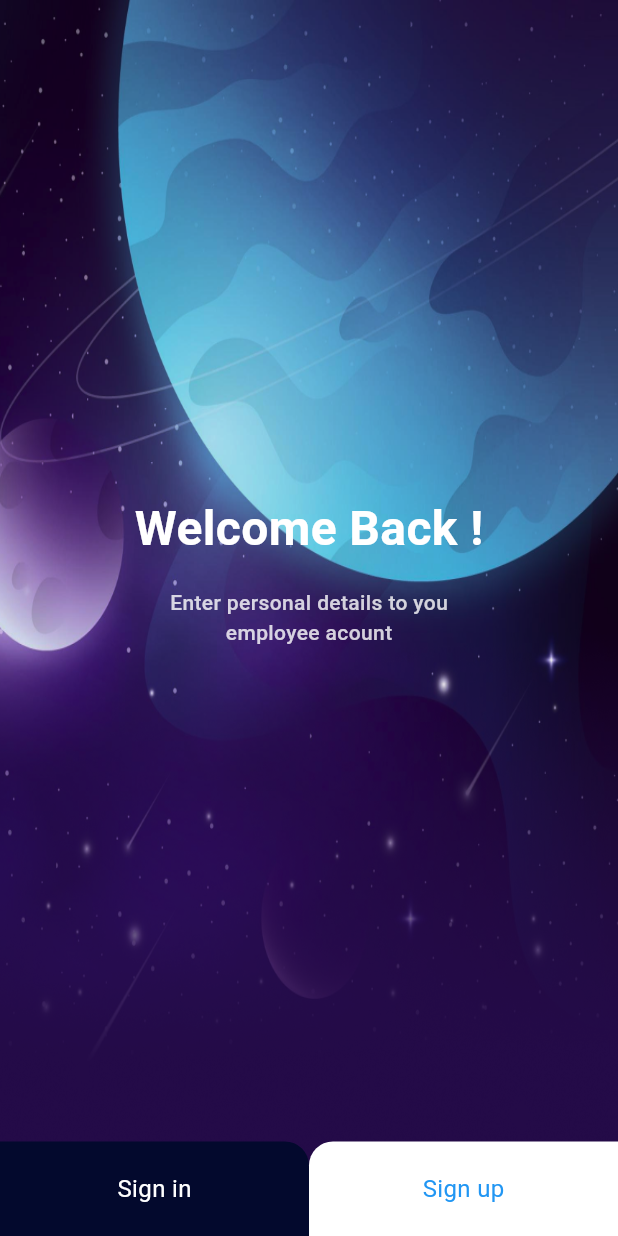
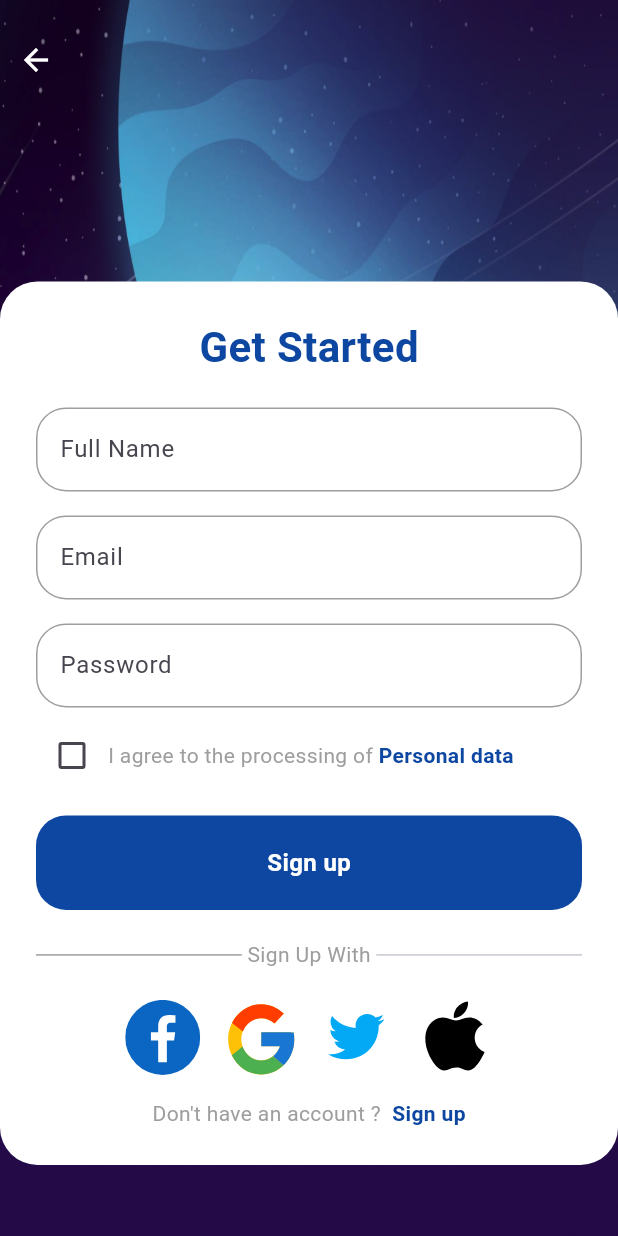
Before and after one commit to yousefsama/my_own_e_commerce_app, a Flutter app: the screen it shows after launch, after a tap on "Sign up", on a phone screen of 412 x 824 dp. Run offline on Flutter 3.47's test engine with Material 3 defaults, Android fonts, the phone set to English and light mode, and no system bars; our stand-ins replace flutter_svg, go_router.

Commit message:
signin and signup ui done

```diff
--- /dev/null
+++ b/lib/Features/Authentication/view/signup_view.dart
@@ -0,0 +1,13 @@
+import 'package:flutter/material.dart';
+import 'package:my_own_e_commerce_app/Features/Authentication/view/widgets/SignUp_View_Body.dart';
+
+class SignUpView extends StatelessWidget {
+  const SignUpView({super.key});
+
+  @override
+  Widget build(BuildContext context) {
+    return const Scaffold(
+      body: SignUpViewBody(),
+    );
+  }
+}
--- /dev/null
+++ b/lib/Features/Authentication/view/widgets/SignUp_View_Body.dart
@@ -0,0 +1,140 @@
+import 'package:flutter/material.dart';
+import 'package:go_router/go_router.dart';
+import 'package:my_own_e_commerce_app/Features/Authentication/view/widgets/custom_app_bar.dart';
+import 'package:my_own_e_commerce_app/Features/Authentication/view/widgets/custom_background_container.dart';
+import 'package:my_own_e_commerce_app/Features/Authentication/view/widgets/custom_divider.dart';
+import 'package:my_own_e_commerce_app/Features/Authentication/view/widgets/custom_textField.dart';
+import 'package:my_own_e_commerce_app/Features/Authentication/view/widgets/login_with_another_account.dart';
+import 'package:my_own_e_commerce_app/core/utils/assets/Go_Router.dart';
+import 'package:my_own_e_commerce_app/core/widgets/custom_buttom.dart';
+
+class SignUpViewBody extends StatefulWidget {
+  const SignUpViewBody({super.key});
+
+  @override
+  State<SignUpViewBody> createState() => _SignUpViewBodyState();
+}
+
+class _SignUpViewBodyState extends State<SignUpViewBody> {
+  bool isChecked = false;
+  @override
+  Widget build(BuildContext context) {
+    return CustomBackgroundContainer(
+        height: MediaQuery.sizeOf(context).height * 1,
+        child: SingleChildScrollView(
+          child: Column(
+            crossAxisAlignment: CrossAxisAlignment.start,
+            children: [
+              const CustomAppBar(),
+              SizedBox(
+                height: MediaQuery.sizeOf(context).height * 0.15,
+              ),
+              Container(
+                padding: const EdgeInsets.all(24),
+                width: double.infinity,
+                decoration: const BoxDecoration(
+                    color: Colors.white,
+                    borderRadius: BorderRadius.all(Radius.circular(25))),
+                child: Column(
+                  children: [
+                    Text(
+                      'Get Started',
+                      style: TextStyle(
+                        color: Colors.blue.shade900,
+                        fontWeight: FontWeight.bold,
+                        fontSize: 28,
+                      ),
+                    ),
+                    const SizedBox(
+                      height: 20,
+                    ),
+                    const CustomTextField(
+                      label: 'Full Name',
+                      hintText: 'Enter Your Full Name',
+                      isPassWord: false,
+                    ),
+                    const SizedBox(
+                      height: 16,
+                    ),
+                    const CustomTextField(
+                      label: 'Email',
+                      hintText: 'Enter Your Email',
+                      isPassWord: false,
+                    ),
+                    const SizedBox(
+                      height: 16,
+                    ),
+                    const CustomTextField(
+                      label: 'Password',
+                      hintText: 'Enter Your Password',
+                      isPassWord: true,
+                    ),
+                    const SizedBox(
+                      height: 8,
+                    ),
+                    Row(
+                      children: [
+                        Checkbox(
+                            activeColor: Colors.blue.shade900,
+                            value: isChecked,
+                            onChanged: (newBool) {
+                              setState(() {
+                                isChecked = newBool!;
+                              });
+                            }),
+                        const Text(
+                          'I agree to the processing of ',
+                          style: TextStyle(
+                            color: Colors.grey,
+                          ),
+                        ),
+                        Text(
+                          'Personal data',
+                          style: TextStyle(
+                            fontWeight: FontWeight.bold,
+                            color: Colors.blue.shade900,
+                          ),
+                        ),
+                      ],
+                    ),
+                    const SizedBox(
+                      height: 16,
+                    ),
+                    CustomButtom(
+                        title: 'Sign up',
+                        color: Colors.blue.shade900,
+                        borderRadius: BorderRadius.circular(20),
+                        textcolor: Colors.white,
+                        onTap: () {}),
+                    const CustomDivider(text: ' Sign Up With '),
+                    const LoginWithAnotherAccountListView(),
+                    const SizedBox(height: 16),
+                    Row(
+                      mainAxisAlignment: MainAxisAlignment.center,
+                      children: [
+                        const Text(
+                          "Don't have an account ?  ",
+                          style: TextStyle(color: Colors.grey),
+                        ),
+                        GestureDetector(
+                          onTap: () {
+                            Navigator.pop(context);
+                            GoRouter.of(context).push(AppRouter.signInView);
+                          },
+                          child: Text(
+                            "Sign up",
+                            style: TextStyle(
+                                color: Colors.blue.shade900,
+                                fontWeight: FontWeight.bold),
+                          ),
+                        ),
+                      ],
+                    ),
+                  ],
+                ),
+              ),
+            ],
+          ),
+        ));
+  }
+}
--- /dev/null
+++ b/lib/Features/Authentication/view/widgets/custom_app_bar.dart
@@ -0,0 +1,26 @@
+import 'package:flutter/material.dart';
+
+class CustomAppBar extends StatelessWidget {
+  const CustomAppBar({
+    super.key,
+  });
+
+  @override
+  Widget build(BuildContext context) {
+    return Column(
+      children: [
+        const SizedBox(
+          height: 16,
+        ),
+        IconButton(
+            onPressed: () {
+              Navigator.pop(context);
+            },
+            icon: const Icon(
+              Icons.arrow_back,
+              color: Colors.white,
+            )),
+      ],
+    );
+  }
+}
--- /dev/null
+++ b/lib/Features/Authentication/view/widgets/custom_background_container.dart
@@ -0,0 +1,23 @@
+import 'package:flutter/widgets.dart';
+import 'package:my_own_e_commerce_app/core/utils/assets/assetsImage.dart';
+
+class CustomBackgroundContainer extends StatelessWidget {
+  const CustomBackgroundContainer({
+    super.key,
+    required this.child,
+    this.height,
+  });
+  final Widget child;
+  final double? height;
+  @override
+  Widget build(BuildContext context) {
+    return Container(
+        height: height,
+        width: double.infinity,
+        decoration: const BoxDecoration(
+            image: DecorationImage(
+                fit: BoxFit.fill,
+                image: AssetImage(Assets.imagesBackgroundImage))),
+        child: child);
+  }
+}
--- /dev/null
+++ b/lib/Features/Authentication/view/widgets/custom_divider.dart
@@ -0,0 +1,26 @@
+import 'package:flutter/material.dart';
+
+class CustomDivider extends StatelessWidget {
+  const CustomDivider({
+    super.key,
+    required this.text,
+  });
+  final String text;
+
+  @override
+  Widget build(BuildContext context) {
+    return Row(
+      mainAxisAlignment: MainAxisAlignment.center,
+      children: [
+        const Expanded(child: Divider(height: 60, color: Colors.grey)),
+        Text(
+          text,
+          style: const TextStyle(color: Colors.grey),
+        ),
+        const Expanded(
+          child: Divider(),
+        ),
+      ],
+    );
+  }
+}
--- /dev/null
+++ b/lib/Features/Authentication/view/widgets/custom_textField.dart
@@ -0,0 +1,29 @@
+import 'package:flutter/material.dart';
+
+class CustomTextField extends StatelessWidget {
+  const CustomTextField(
+      {super.key,
+      required this.hintText,
+      required this.label,
+      required this.isPassWord});
+  final String hintText, label;
+  final bool isPassWord;
+  @override
+  Widget build(BuildContext context) {
+    return TextField(
+      obscureText: isPassWord,
+      decoration: InputDecoration(
+          hintText: hintText,
+          label: Text(label),
+          border: buildBorder(),
+          enabledBorder: buildBorder(),
+          focusedBorder: buildBorder()),
+    );
+  }
+
+  OutlineInputBorder buildBorder() {
+    return OutlineInputBorder(
+        borderRadius: BorderRadius.circular(20),
+        borderSide: const BorderSide(color: Colors.grey));
+  }
+}
--- a/lib/Features/Authentication/view/widgets/login_and_signup_buttom.dart
+++ b/lib/Features/Authentication/view/widgets/login_and_signup_buttom.dart
@@ -1,6 +1,5 @@
 import 'package:flutter/material.dart';
 import 'package:go_router/go_router.dart';
-import 'package:my_own_e_commerce_app/Features/Authentication/view/login_view.dart';
 import 'package:my_own_e_commerce_app/core/utils/assets/Go_Router.dart';
 import 'package:my_own_e_commerce_app/core/widgets/custom_buttom.dart';
 
@@ -17,20 +16,22 @@ class LoginAndSignupButtoms extends StatelessWidget {
           child: CustomButtom(
             onTap: () {
               GoRouter.of(context).push(
-                AppRouter.loginView,
+                AppRouter.signInView,
               );
             },
             textcolor: Colors.white,
             title: 'Sign in',
-            color: const Color.fromARGB(255, 3, 9, 45),
+            color: const Color.fromARGB(255, 3, 10, 45).withOpacity(0.5),
             borderRadius:
                 const BorderRadius.only(topRight: Radius.circular(16)),
           ),
         ),
         Expanded(
           child: CustomButtom(
-            onTap: () {},
-            textcolor: Colors.blue,
+            onTap: () {
+              GoRouter.of(context).push(AppRouter.signUpView);
+            },
+            textcolor: Colors.blue.shade900,
             title: 'Sign up',
             color: Colors.white,
             borderRadius: const BorderRadius.only(topLeft: Radius.circular(16)),
--- a/lib/Features/Authentication/view/widgets/login_screen_body.dart
+++ b/lib/Features/Authentication/view/widgets/login_screen_body.dart
@@ -1,20 +1,15 @@
 import 'package:flutter/material.dart';
+import 'package:my_own_e_commerce_app/Features/Authentication/view/widgets/custom_background_container.dart';
 import 'package:my_own_e_commerce_app/Features/Authentication/view/widgets/login_and_signup_buttom.dart';
 import 'package:my_own_e_commerce_app/Features/Authentication/view/widgets/welcome_back_Column.dart';
-import 'package:my_own_e_commerce_app/core/utils/assets/assetsImage.dart';
 
 class SplashViewBody extends StatelessWidget {
   const SplashViewBody({super.key});
 
   @override
   Widget build(BuildContext context) {
-    return Container(
-      width: double.infinity,
-      decoration: const BoxDecoration(
-          image: DecorationImage(
-              fit: BoxFit.fill,
-              image: AssetImage(Assets.imagesBackgroundImage))),
-      child: const Column(
+    return const CustomBackgroundContainer(
+      child: Column(
         children: [
           Spacer(),
           WelcomeBackColumn(),
--- /dev/null
+++ b/lib/Features/Authentication/view/widgets/login_with_another_account.dart
@@ -0,0 +1,40 @@
+import 'package:flutter/material.dart';
+import 'package:flutter_svg/svg.dart';
+import 'package:my_own_e_commerce_app/core/utils/assets/assetsImage.dart';
+
+class LoginWithAnotherAccountListView extends StatelessWidget {
+  const LoginWithAnotherAccountListView({
+    super.key,
+  });
+
+  @override
+  Widget build(BuildContext context) {
+    return Row(
+      mainAxisAlignment: MainAxisAlignment.center,
+      children: [
+        SvgPicture.asset(Assets.imagesFacebookLogo, height: 50),
+        const SizedBox(
+          width: 16,
+        ),
+        SvgPicture.asset(
+          Assets.imagesGoogleLogo,
+          height: 50,
+        ),
+        const SizedBox(
+          width: 16,
+        ),
+        SvgPicture.asset(
+          Assets.imagesTwitterLogo,
+          height: 50,
+        ),
+        const SizedBox(
+          width: 16,
+        ),
+        SvgPicture.asset(
+          Assets.imagesAppleLogo,
+          height: 50,
+        ),
+      ],
+    );
+  }
+}
--- a/lib/Features/Authentication/view/widgets/welcome_back_Column.dart
+++ b/lib/Features/Authentication/view/widgets/welcome_back_Column.dart
@@ -12,7 +12,7 @@ class WelcomeBackColumn extends StatelessWidget {
         const Text(
           'Welcome Back !',
           style: TextStyle(
-              color: Colors.white, fontSize: 32, fontWeight: FontWeight.bold),
+              color: Colors.white, fontSize: 36, fontWeight: FontWeight.bold),
         ),
         const SizedBox(
           height: 16,
@@ -21,14 +21,14 @@ class WelcomeBackColumn extends StatelessWidget {
           'Enter personal details to you',
           style: TextStyle(
             color: Colors.white.withOpacity(0.8),
-            fontSize: 14,
+            fontSize: 16,
             fontWeight: FontWeight.w500,
           ),
         ),
         Text('employee acount',
             style: TextStyle(
                 color: Colors.white.withOpacity(0.8),
-                fontSize: 14,
+                fontSize: 16,
                 fontWeight: FontWeight.w500)),
       ],
     );
--- a/lib/core/utils/assets/Go_Router.dart
+++ b/lib/core/utils/assets/Go_Router.dart
@@ -1,11 +1,13 @@
 import 'package:go_router/go_router.dart';
 import 'package:my_own_e_commerce_app/Features/Authentication/view/login_view.dart';
+import 'package:my_own_e_commerce_app/Features/Authentication/view/signup_view.dart';
 import 'package:my_own_e_commerce_app/Features/Authentication/view/splash_view.dart';
 
 abstract class AppRouter {
   static const kHomeView = '/homeView';
-  static const loginView = '/bookDetailsView';
-  static const kSearchView = '/searchView';
+  static const signInView = '/loginView';
+
+  static const signUpView = '/signUpView';
 
   static final router = GoRouter(
     routes: [
@@ -14,8 +16,12 @@ abstract class AppRouter {
         builder: (context, state) => const SplashView(),
       ),
       GoRoute(
-        path: loginView,
+        path: signInView,
         builder: (context, state) => const LoginView(),
+      ),
+      GoRoute(
+        path: signUpView,
+        builder: (context, state) => const SignUpView(),
       ),
     ],
   );
--- a/lib/core/utils/assets/assetsImage.dart
+++ b/lib/core/utils/assets/assetsImage.dart
@@ -1,5 +1,9 @@
 class Assets {
   Assets._();
+
+  /// Assets for imagesAppleLogo
+  /// assets/images/appleLogo.svg
+  static const String imagesAppleLogo = "assets/images/appleLogo.svg";
 
   /// Assets for imagesBackgroundImage
   /// assets/images/BackgroundImage.png
@@ -16,4 +20,8 @@ class Assets {
   /// Assets for imagesLogo
   /// assets/images/Logo.svg
   static const String imagesLogo = "assets/images/Logo.svg";
+
+  /// Assets for imagesTwitterLogo
+  /// assets/images/twitterLogo.svg
+  static const String imagesTwitterLogo = "assets/images/twitterLogo.svg";
 }
--- a/lib/core/widgets/custom_buttom.dart
+++ b/lib/core/widgets/custom_buttom.dart
@@ -24,7 +24,8 @@ class CustomButtom extends StatelessWidget {
           padding: const EdgeInsets.symmetric(vertical: 20.0),
           child: Text(
             title,
-            style: TextStyle(color: textcolor, fontSize: 16),
+            style: TextStyle(
+                color: textcolor, fontSize: 16, fontWeight: FontWeight.bold),
           ),
         ),
       ),
```
Also changed, not shown: lib/Features/Authentication/view/login_view.dart (+6 -1 lines), lib/Features/Authentication/view/widgets/login_view_body.dart (added, +133 -0 lines), assets/images/appleLogo.svg (added), assets/images/twitterLogo.svg (added).
